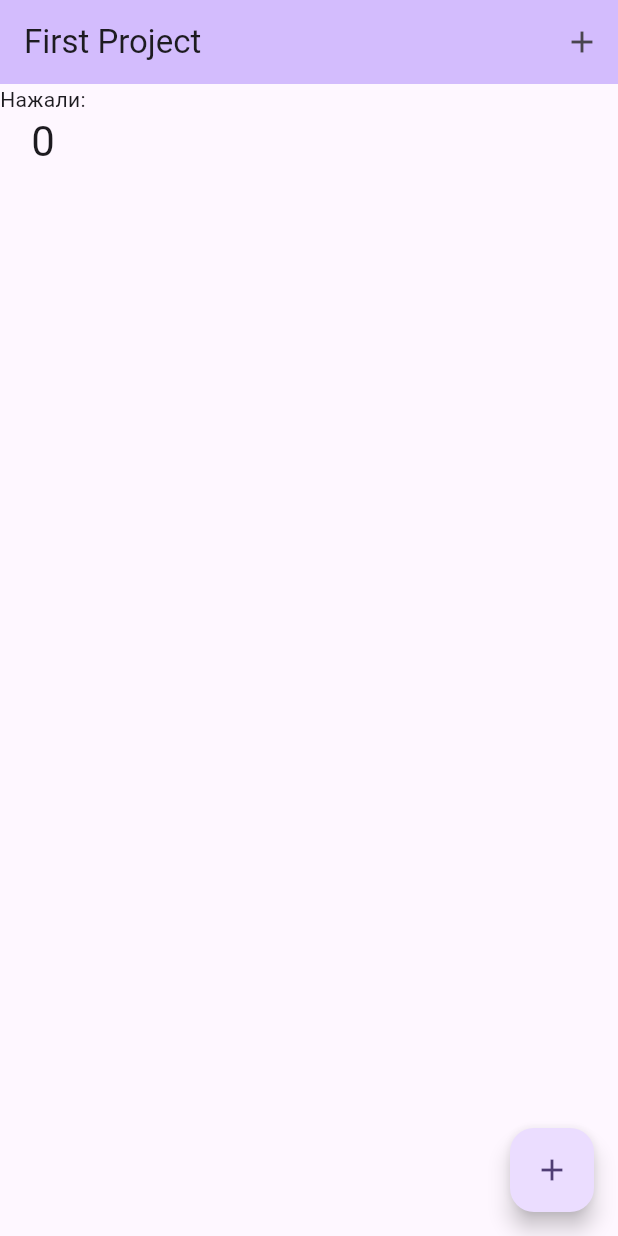
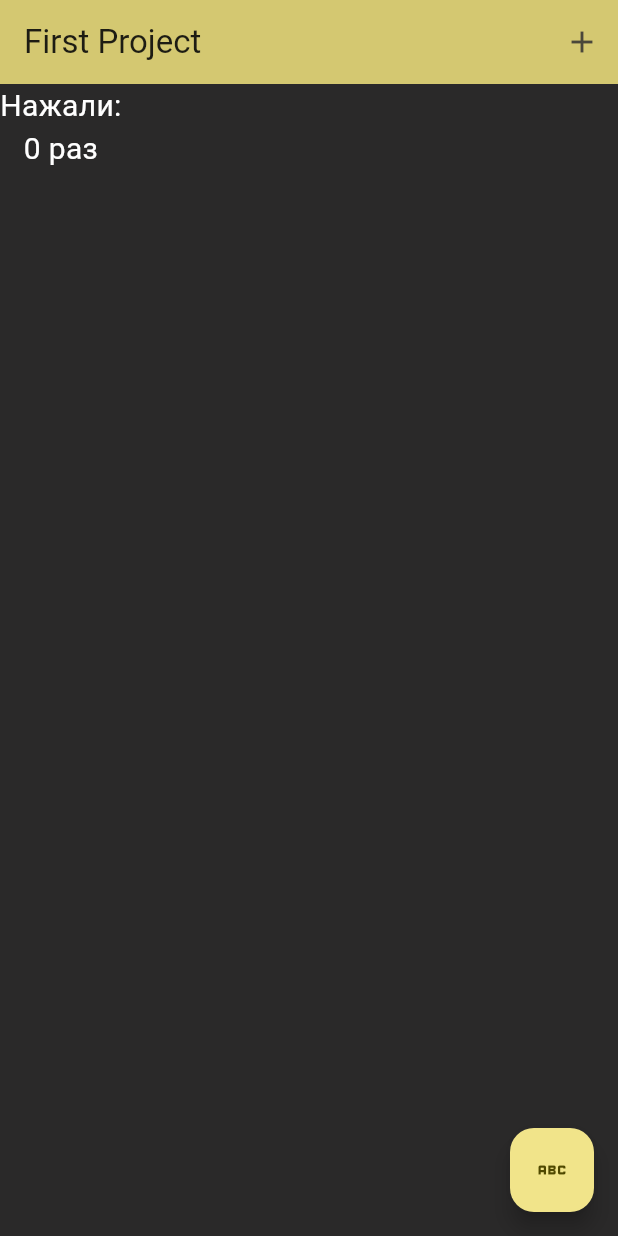
Before and after one commit to lilpumpy19/Dart, a Flutter app: the screen it shows after launch, on a phone screen of 412 x 824 dp. Run offline on Flutter 3.47's test engine with Material 3 defaults, Android fonts, the phone set to English and light mode, and no system bars.

```diff
--- a/lib/main.dart
+++ b/lib/main.dart
@@ -1,4 +1,6 @@
+import 'package:first_project/second.dart';
 import 'package:flutter/material.dart';
+import 'package:flutter/widgets.dart';
 
 void main() {
   runApp(const MyApp());
@@ -12,9 +14,20 @@ class MyApp extends StatelessWidget {
     return MaterialApp(
       title: 'The best app in the WORLD',
       theme: ThemeData(
-        colorScheme: ColorScheme.fromSeed(seedColor: Colors.deepPurple),
-        useMaterial3: true,
-      ),
+          colorScheme: ColorScheme.fromSeed(seedColor: Colors.yellow),
+          scaffoldBackgroundColor: Color.fromARGB(255, 42, 41, 41),
+          useMaterial3: true,
+          textTheme: const TextTheme(
+            bodyMedium:
+                  TextStyle(
+                    color: Colors.white,
+                    fontSize: 20
+                   ),
+            bodySmall: TextStyle(
+              color: Colors.white,
+              fontSize: 15
+            )
+          )),
       home: const MyHomePage(title: 'First Project'),
     );
   }
@@ -56,21 +69,25 @@ class _MyHomePageState extends State<MyHomePage> {
           child: Column(
             crossAxisAlignment: CrossAxisAlignment.center,
             children: <Widget>[
-              const Text(
+              Text(
                 'Нажали:',
+                style: Theme.of(context).textTheme.bodyMedium,
               ),
               Text(
-                '$_counter',
-                style: Theme.of(context).textTheme.headlineMedium,
+                '$_counter раз',
+                style: Theme.of(context).textTheme.bodyMedium,
               ),
             ],
           ),
         ),
       ),
       floatingActionButton: FloatingActionButton(
-        onPressed: _incrementCounter,
+        onPressed: () {
+          Navigator.push(context,
+              MaterialPageRoute(builder: (context) => const NewPage()));
+        },
         tooltip: 'Increment',
-        child: const Icon(Icons.add),
+        child: const Icon(Icons.abc),
       ), // This trailing comma makes auto-formatting nicer for build methods.
     );
   }
```
Also changed, not shown: lib/second.dart (added, +59 -0 lines).
